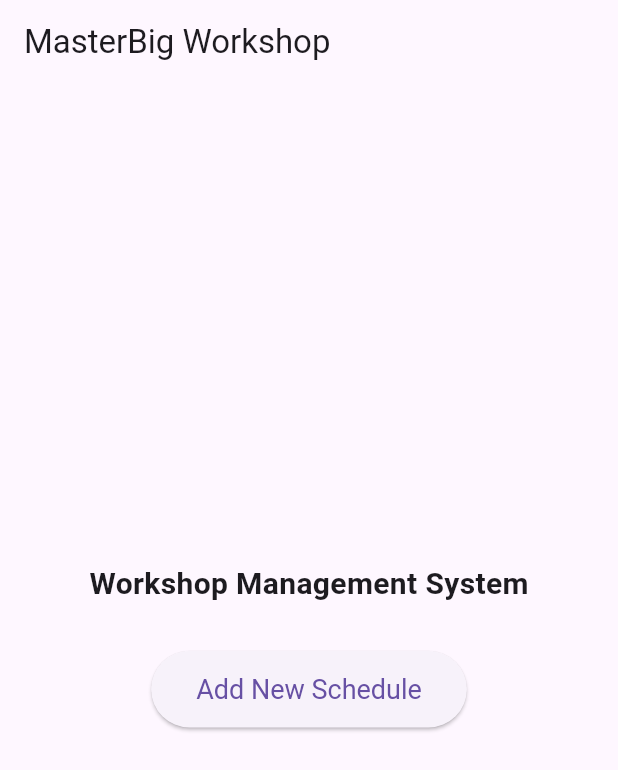
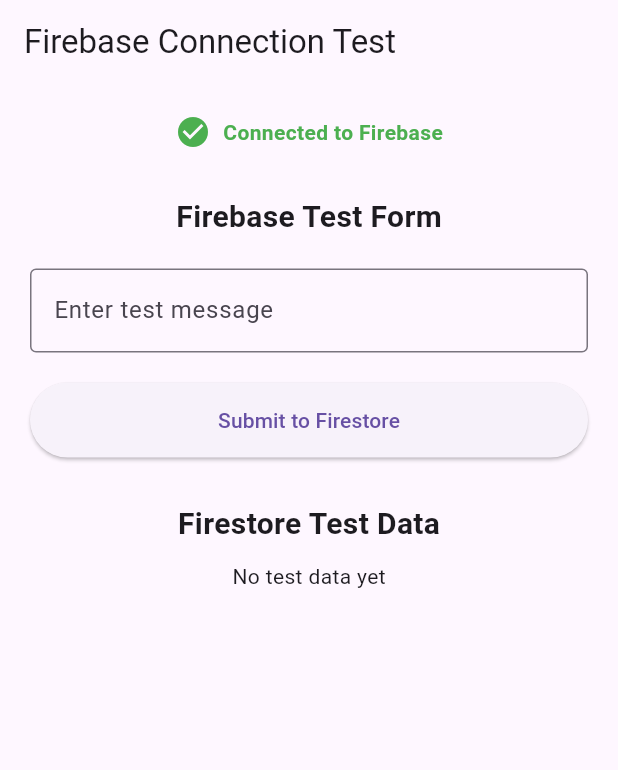
Before and after one commit to HarithZulhairi/mastergig, a Flutter app: the screen it shows after launch, on a phone screen of 412 x 824 dp. Shown: the top 770 px of the screen. Run offline on Flutter 3.47's test engine with Material 3 defaults, Android fonts, the phone set to English and light mode, and no system bars; our stand-ins replace cloud_firestore, firebase_core; accounts and stored records are empty.

Commit message:
test database

```diff
--- a/lib/main.dart
+++ b/lib/main.dart
@@ -1,6 +1,6 @@
 import 'package:flutter/material.dart';
 import 'package:firebase_core/firebase_core.dart';
-import '/pages/manage_schedule/ownerAddFormSchedulePage.dart';
+import 'package:cloud_firestore/cloud_firestore.dart';
 import 'firebase_options.dart';
 
 void main() async {
@@ -21,54 +21,167 @@
       theme: ThemeData(
         primarySwatch: Colors.blue,
       ),
-      home: const HomeScreen(),
+      home: const FirebaseTestScreen(),
     );
   }
 }
 
-class HomeScreen extends StatelessWidget {
-  const HomeScreen({super.key});
+class FirebaseTestScreen extends StatefulWidget {
+  const FirebaseTestScreen({super.key});
+
+  @override
+  State<FirebaseTestScreen> createState() => _FirebaseTestScreenState();
+}
+
+class _FirebaseTestScreenState extends State<FirebaseTestScreen> {
+  final FirebaseFirestore _firestore = FirebaseFirestore.instance;
+  final TextEditingController _testController = TextEditingController();
+  bool _isConnected = false;
+
+  @override
+  void initState() {
+    super.initState();
+    _checkFirebaseConnection();
+  }
+
+  Future<void> _checkFirebaseConnection() async {
+    try {
+      // Test Firestore connection
+      await _firestore.collection('test').limit(1).get();
+      setState(() {
+        _isConnected = true;
+      });
+    } catch (e) {
+      setState(() {
+        _isConnected = false;
+      });
+      debugPrint('Firebase connection error: $e');
+    }
+  }
+
+  Future<void> _addTestData() async {
+    if (_testController.text.isEmpty) return;
+
+    try {
+      await _firestore.collection('test').add({
+        'message': _testController.text,
+        'timestamp': FieldValue.serverTimestamp(),
+      });
+      _testController.clear();
+      ScaffoldMessenger.of(context).showSnackBar(
+        const SnackBar(content: Text('Data added successfully!')),
+      );
+    } catch (e) {
+      ScaffoldMessenger.of(context).showSnackBar(
+        SnackBar(content: Text('Error adding data: $e')),
+      );
+    }
+  }
+
+  @override
+  void dispose() {
+    _testController.dispose();
+    super.dispose();
+  }
 
   @override
   Widget build(BuildContext context) {
     return Scaffold(
       appBar: AppBar(
-        title: const Text('MasterBig Workshop'),
+        title: const Text('Firebase Connection Test'),
       ),
-      body: Center(
+      body: SingleChildScrollView(
+        padding: const EdgeInsets.all(20),
         child: Column(
-          mainAxisAlignment: MainAxisAlignment.center,
           children: [
+            // Connection status indicator
+            Row(
+              mainAxisAlignment: MainAxisAlignment.center,
+              children: [
+                Icon(
+                  _isConnected ? Icons.check_circle : Icons.error,
+                  color: _isConnected ? Colors.green : Colors.red,
+                ),
+                const SizedBox(width: 8),
+                Text(
+                  _isConnected ? 'Connected to Firebase' : 'Not connected to Firebase',
+                  style: TextStyle(
+                    color: _isConnected ? Colors.green : Colors.red,
+                    fontWeight: FontWeight.bold,
+                  ),
+                ),
+              ],
+            ),
+            const SizedBox(height: 30),
+
+            // Test form
             const Text(
-              'Workshop Management System',
+              'Firebase Test Form',
               style: TextStyle(fontSize: 20, fontWeight: FontWeight.bold),
             ),
+            const SizedBox(height: 20),
+            TextField(
+              controller: _testController,
+              decoration: const InputDecoration(
+                labelText: 'Enter test message',
+                border: OutlineInputBorder(),
+                hintText: 'Type something to test Firebase',
+              ),
+            ),
+            const SizedBox(height: 20),
+            ElevatedButton(
+              onPressed: _addTestData,
+              style: ElevatedButton.styleFrom(
+                minimumSize: const Size(double.infinity, 50),
+              ),
+              child: const Text('Submit to Firestore'),
+            ),
             const SizedBox(height: 30),
-            ElevatedButton(
-              onPressed: () {
-                Navigator.push(
-                  context,
-                  MaterialPageRoute(
-                    builder: (context) => const OwnerAddFormSchedulePage(),
-                  ),
+
+            // Display test data
+            const Text(
+              'Firestore Test Data',
+              style: TextStyle(fontSize: 20, fontWeight: FontWeight.bold),
+            ),
+            const SizedBox(height: 10),
+            StreamBuilder<QuerySnapshot>(
+              stream: _firestore.collection('test').orderBy('timestamp', descending: true).snapshots(),
+              builder: (context, snapshot) {
+                if (snapshot.hasError) {
+                  return Text('Error: ${snapshot.error}');
+                }
+
+                if (snapshot.connectionState == ConnectionState.waiting) {
+                  return const CircularProgressIndicator();
+                }
+
+                if (snapshot.data!.docs.isEmpty) {
+                  return const Text('No test data yet');
+                }
+
+                return ListView.builder(
+                  shrinkWrap: true,
+                  physics: const NeverScrollableScrollPhysics(),
+                  itemCount: snapshot.data!.docs.length,
+                  itemBuilder: (context, index) {
+                    var doc = snapshot.data!.docs[index];
+                    return Card(
+                      margin: const EdgeInsets.symmetric(vertical: 5),
+                      child: ListTile(
+                        title: Text(doc['message']),
+                        subtitle: Text(doc['timestamp']?.toDate().toString() ?? 'No timestamp'),
+                        trailing: IconButton(
+                          icon: const Icon(Icons.delete),
+                          onPressed: () async {
+                            await doc.reference.delete();
+                          },
+                        ),
+                      ),
+                    );
+                  },
                 );
               },
-              style: ElevatedButton.styleFrom(
-                padding: const EdgeInsets.symmetric(horizontal: 30, vertical: 15),
-                textStyle: const TextStyle(fontSize: 18),
-              ),
-              child: const Text('Add New Schedule'),
             ),
-            const SizedBox(height: 20),
-            // You can add more buttons for other pages here
-            /*
-            ElevatedButton(
-              onPressed: () {
-                // Navigate to other pages when needed
-              },
-              child: const Text('Other Functionality'),
-            ),
-            */
           ],
         ),
       ),
```
Also changed, not shown: lib/pages/manage_schedule/ownerAddFormSchedulePage.dart (+247 -247 lines).
